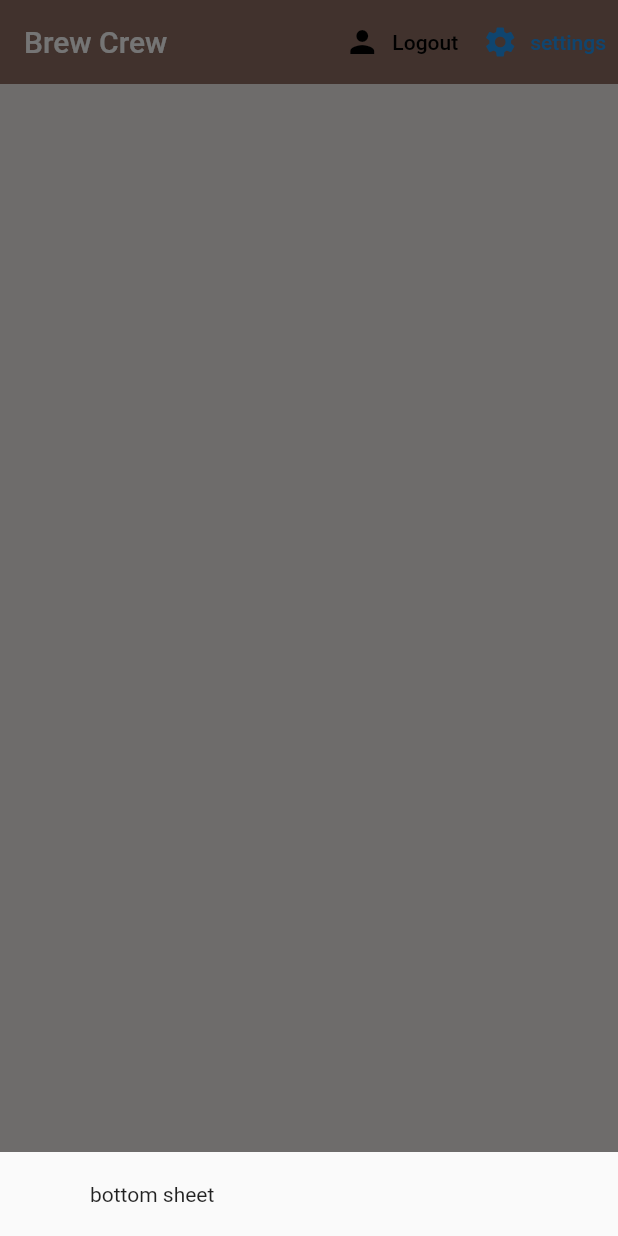
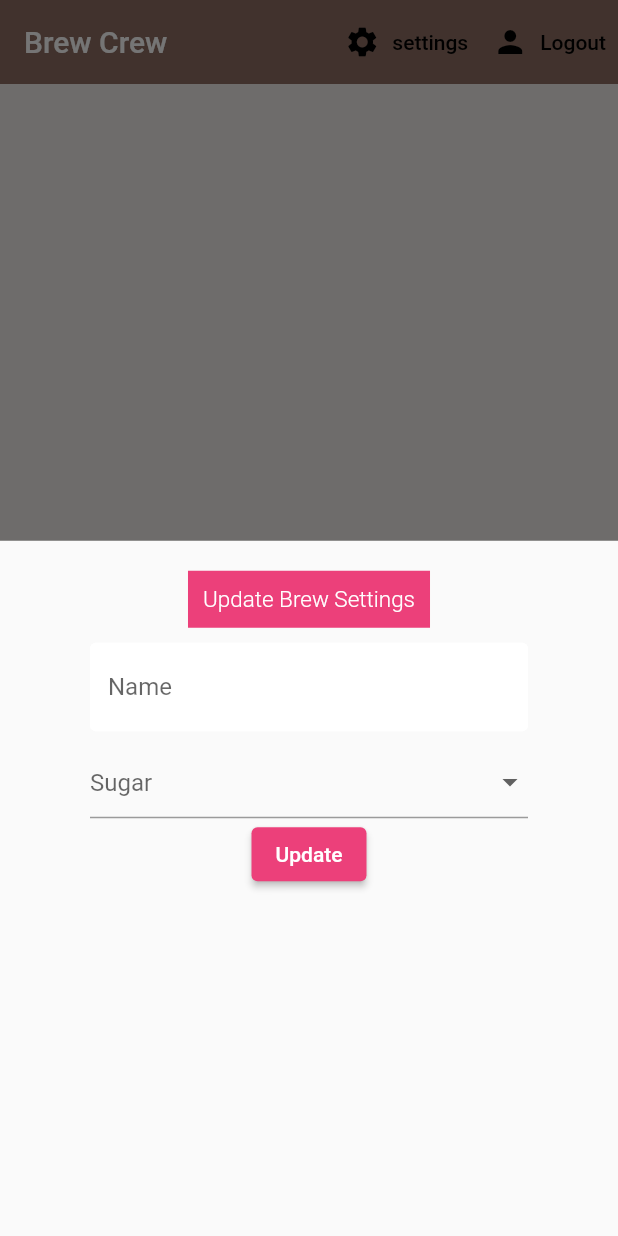
Before and after one commit to rimjhimsinghh/flutter-project, a Flutter app: the screen it shows once a user with an empty profile is signed in, after a tap on "settings", on a phone screen of 412 x 824 dp. Run offline on Flutter 3.47's test engine with Material 2 defaults, Android fonts, the phone set to English and light mode, and no system bars; our stand-ins replace cloud_firestore, firebase_auth, flutter_spinkit; accounts and stored records are empty.

Commit message:
Drop-Downs

```diff
--- a/lib/screens/home/home.dart
+++ b/lib/screens/home/home.dart
@@ -1,3 +1,4 @@
+import 'package:brew_crew/screens/home/settings_form.dart';
 import 'package:brew_crew/services/auth.dart';
 // import 'package:cloud_firestore/cloud_firestore.dart';
 import 'package:flutter/material.dart';
@@ -18,7 +19,7 @@ class Home extends StatelessWidget {
           builder: (context) {
             return Container(
               padding: EdgeInsets.symmetric(vertical: 20.0, horizontal: 60.0),
-              child: Text('bottom sheet'),
+              child: SettingsForm(),
             );
           });
     }
@@ -33,6 +34,13 @@ class Home extends StatelessWidget {
           elevation: 0.0,
           actions: <Widget>[
             TextButton.icon(
+                onPressed: () => _showSettingsPanel(),
+                icon: Icon(
+                  Icons.settings,
+                  color: Colors.black,
+                ),
+                label: Text('settings', style: TextStyle(color: Colors.black))),
+            TextButton.icon(
                 onPressed: () async {
                   await _auth.signOut();
                 },
@@ -44,10 +52,6 @@ class Home extends StatelessWidget {
                   'Logout',
                   style: TextStyle(color: Colors.black),
                 )),
-            TextButton.icon(
-                onPressed: () => _showSettingsPanel(),
-                icon: Icon(Icons.settings),
-                label: Text('settings'))
           ],
         ),
         body: BrewList(), //why
--- /dev/null
+++ b/lib/screens/home/settings_form.dart
@@ -0,0 +1,79 @@
+import 'package:flutter/material.dart';
+import 'package:brew_crew/shared/constants.dart'; //for text decoration
+
+class SettingsForm extends StatefulWidget {
+  @override
+  State<SettingsForm> createState() => _SettingsFormState();
+}
+
+class _SettingsFormState extends State<SettingsForm> {
+  final _formKey = GlobalKey<FormState>();
+  final List<String> sugars = ['0', '1', '2', '3', '4'];
+
+  //form values
+  String _currentName;
+  String _currentSugars;
+  int _currentStrength;
+  @override
+  Widget build(BuildContext context) {
+    return Form(
+      key: _formKey,
+      child: Column(
+        children: [
+          Container(
+            color: Colors.pink[400],
+            padding: EdgeInsets.symmetric(horizontal: 10.0, vertical: 10.0),
+            child: Text(
+              'Update Brew Settings',
+              style: TextStyle(
+                  fontSize: 15.0,
+                  color: Colors.white,
+                  fontWeight: FontWeight.w300),
+            ),
+          ),
+          SizedBox(height: 10.0),
+          TextFormField(
+            decoration: textInputDecoration.copyWith(hintText: 'Name'),
+            validator: (val) => val.isEmpty ? 'Please enter a name' : null,
+            onChanged: (val) => setState(() => _currentName = val),
+          ),
+          SizedBox(
+            height: 10.0,
+          ),
+          //dropdown
+          DropdownButtonFormField(
+            hint: Text('Sugar'),
+            value: _currentSugars,
+            isDense: true,
+            onChanged: (newValue) {
+              setState(() {
+                _currentSugars = newValue;
+              });
+              print(_currentSugars);
+            },
+            items: sugars.map((String sugar) {
+              return DropdownMenuItem<String>(
+                value: sugar,
+                child: Text('$sugar sugars'),
+              );
+            }).toList(),
+          ), //list of dropdown menu items widgets
+          //slider
+          //Button
+          ElevatedButton(
+              style: ButtonStyle(
+                  backgroundColor: MaterialStateProperty.all(Colors.pink[400])),
+              onPressed: () async {
+                print(_currentName);
+                print(_currentSugars);
+                print(_currentStrength);
+              },
+              child: Text(
+                'Update',
+                style: TextStyle(color: Colors.white),
+              ))
+        ],
+      ),
+    );
+  }
+}
```
